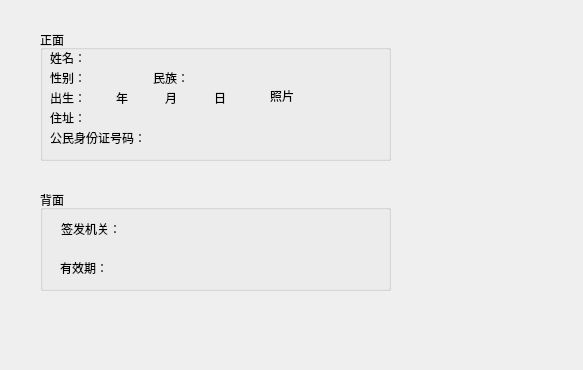
Old version of the form untitled/main_ui.ui in the repository jackchen154/qt_project.
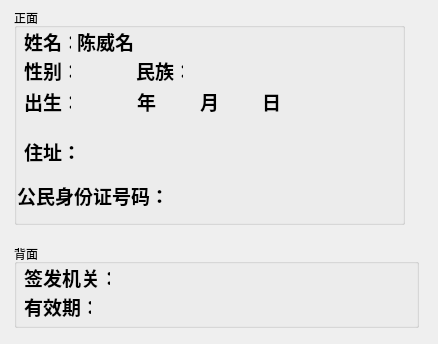
New version of the form.

The edit to the form file:
```diff
--- a/untitled/main_ui.ui
+++ b/untitled/main_ui.ui
@@ -6,8 +6,8 @@
    <rect>
     <x>0</x>
     <y>0</y>
-    <width>583</width>
-    <height>370</height>
+    <width>438</width>
+    <height>344</height>
    </rect>
   </property>
   <property name="windowTitle">
@@ -16,53 +16,53 @@
   <widget class="QGroupBox" name="groupBox">
    <property name="geometry">
     <rect>
-     <x>40</x>
-     <y>190</y>
-     <width>351</width>
-     <height>101</height>
+     <x>14</x>
+     <y>244</y>
+     <width>405</width>
+     <height>84</height>
     </rect>
    </property>
+   <property name="minimumSize">
+    <size>
+     <width>307</width>
+     <height>0</height>
+    </size>
+   </property>
    <property name="title">
     <string>背面</string>
    </property>
    <widget class="QWidget" name="">
     <property name="geometry">
      <rect>
-      <x>20</x>
-      <y>70</y>
-      <width>141</width>
-      <height>16</height>
-     </rect>
-    </property>
-    <layout class="QHBoxLayout" name="horizontalLayout_7">
-     <item>
-      <widget class="QLabel" name="label_11">
-       <property name="text">
-        <string>有效期：</string>
-       </property>
-      </widget>
-     </item>
-     <item>
-      <widget class="QLabel" name="idyouxiaoqi">
-       <property name="text">
-        <string/>
-       </property>
-      </widget>
-     </item>
-    </layout>
-   </widget>
-   <widget class="QWidget" name="">
-    <property name="geometry">
-     <rect>
-      <x>21</x>
-      <y>31</y>
-      <width>151</width>
-      <height>16</height>
+      <x>10</x>
+      <y>22</y>
+      <width>287</width>
+      <height>23</height>
      </rect>
     </property>
     <layout class="QHBoxLayout" name="horizontalLayout_6">
      <item>
       <widget class="QLabel" name="label_10">
+       <property name="minimumSize">
+        <size>
+         <width>86</width>
+         <height>21</height>
+        </size>
+       </property>
+       <property name="maximumSize">
+        <size>
+         <width>86</width>
+         <height>21</height>
+        </size>
+       </property>
+       <property name="font">
+        <font>
+         <family>Aharoni</family>
+         <pointsize>14</pointsize>
+         <weight>75</weight>
+         <bold>true</bold>
+        </font>
+       </property>
        <property name="text">
         <string>签发机关：</string>
        </property>
@@ -70,6 +70,20 @@
      </item>
      <item>
       <widget class="QLabel" name="idjiguan">
+       <property name="minimumSize">
+        <size>
+         <width>193</width>
+         <height>0</height>
+        </size>
+       </property>
+       <property name="font">
+        <font>
+         <family>Aharoni</family>
+         <pointsize>14</pointsize>
+         <weight>75</weight>
+         <bold>true</bold>
+        </font>
+       </property>
        <property name="text">
         <string/>
        </property>
@@ -77,36 +91,343 @@
      </item>
     </layout>
    </widget>
-   <zorder></zorder>
-   <zorder></zorder>
-   <zorder>verticalSpacer_2</zorder>
-   <zorder>verticalSpacer_2</zorder>
-   <zorder>groupBox_2</zorder>
+   <widget class="QWidget" name="">
+    <property name="geometry">
+     <rect>
+      <x>10</x>
+      <y>51</y>
+      <width>318</width>
+      <height>23</height>
+     </rect>
+    </property>
+    <layout class="QHBoxLayout" name="horizontalLayout_7">
+     <item>
+      <widget class="QLabel" name="label_11">
+       <property name="maximumSize">
+        <size>
+         <width>67</width>
+         <height>16777215</height>
+        </size>
+       </property>
+       <property name="font">
+        <font>
+         <family>Aharoni</family>
+         <pointsize>14</pointsize>
+         <weight>75</weight>
+         <bold>true</bold>
+        </font>
+       </property>
+       <property name="text">
+        <string>有效期：</string>
+       </property>
+      </widget>
+     </item>
+     <item>
+      <widget class="QLabel" name="idyouxiaoqi">
+       <property name="maximumSize">
+        <size>
+         <width>243</width>
+         <height>16777215</height>
+        </size>
+       </property>
+       <property name="font">
+        <font>
+         <family>Aharoni</family>
+         <pointsize>14</pointsize>
+         <weight>75</weight>
+         <bold>true</bold>
+        </font>
+       </property>
+       <property name="text">
+        <string/>
+       </property>
+      </widget>
+     </item>
+    </layout>
+   </widget>
+   <zorder>layoutWidget</zorder>
+   <zorder>layoutWidget</zorder>
+   <zorder>idphoto</zorder>
   </widget>
   <widget class="QGroupBox" name="groupBox_2">
    <property name="geometry">
     <rect>
-     <x>40</x>
-     <y>30</y>
-     <width>351</width>
-     <height>131</height>
+     <x>14</x>
+     <y>8</y>
+     <width>391</width>
+     <height>217</height>
     </rect>
    </property>
    <property name="title">
     <string>正面</string>
    </property>
+   <widget class="QLabel" name="idphoto">
+    <property name="geometry">
+     <rect>
+      <x>279</x>
+      <y>35</y>
+      <width>102</width>
+      <height>126</height>
+     </rect>
+    </property>
+    <property name="minimumSize">
+     <size>
+      <width>102</width>
+      <height>126</height>
+     </size>
+    </property>
+    <property name="maximumSize">
+     <size>
+      <width>102</width>
+      <height>126</height>
+     </size>
+    </property>
+    <property name="font">
+     <font>
+      <family>Aharoni</family>
+      <pointsize>14</pointsize>
+      <weight>75</weight>
+      <bold>true</bold>
+     </font>
+    </property>
+    <property name="text">
+     <string/>
+    </property>
+   </widget>
+   <widget class="QLabel" name="ididmun">
+    <property name="geometry">
+     <rect>
+      <x>168</x>
+      <y>178</y>
+      <width>203</width>
+      <height>25</height>
+     </rect>
+    </property>
+    <property name="minimumSize">
+     <size>
+      <width>203</width>
+      <height>25</height>
+     </size>
+    </property>
+    <property name="maximumSize">
+     <size>
+      <width>203</width>
+      <height>0</height>
+     </size>
+    </property>
+    <property name="font">
+     <font>
+      <family>Yu Gothic</family>
+      <pointsize>14</pointsize>
+      <weight>75</weight>
+      <bold>true</bold>
+     </font>
+    </property>
+    <property name="text">
+     <string/>
+    </property>
+   </widget>
    <widget class="QWidget" name="">
     <property name="geometry">
      <rect>
       <x>10</x>
-      <y>60</y>
-      <width>182</width>
-      <height>16</height>
+      <y>22</y>
+      <width>168</width>
+      <height>23</height>
+     </rect>
+    </property>
+    <layout class="QHBoxLayout" name="horizontalLayout">
+     <item>
+      <widget class="QLabel" name="label">
+       <property name="maximumSize">
+        <size>
+         <width>47</width>
+         <height>16777215</height>
+        </size>
+       </property>
+       <property name="font">
+        <font>
+         <family>Aharoni</family>
+         <pointsize>14</pointsize>
+         <weight>75</weight>
+         <bold>true</bold>
+        </font>
+       </property>
+       <property name="text">
+        <string>姓名：</string>
+       </property>
+      </widget>
+     </item>
+     <item>
+      <widget class="QLabel" name="idname">
+       <property name="minimumSize">
+        <size>
+         <width>113</width>
+         <height>0</height>
+        </size>
+       </property>
+       <property name="font">
+        <font>
+         <family>Aharoni</family>
+         <pointsize>14</pointsize>
+         <weight>75</weight>
+         <bold>true</bold>
+        </font>
+       </property>
+       <property name="text">
+        <string>陈威名</string>
+       </property>
+      </widget>
+     </item>
+    </layout>
+   </widget>
+   <widget class="QWidget" name="">
+    <property name="geometry">
+     <rect>
+      <x>10</x>
+      <y>51</y>
+      <width>251</width>
+      <height>23</height>
+     </rect>
+    </property>
+    <layout class="QHBoxLayout" name="horizontalLayout_2">
+     <item>
+      <widget class="QLabel" name="label_2">
+       <property name="maximumSize">
+        <size>
+         <width>47</width>
+         <height>16777215</height>
+        </size>
+       </property>
+       <property name="font">
+        <font>
+         <family>Aharoni</family>
+         <pointsize>14</pointsize>
+         <weight>75</weight>
+         <bold>true</bold>
+        </font>
+       </property>
+       <property name="text">
+        <string>性别：</string>
+       </property>
+      </widget>
+     </item>
+     <item>
+      <widget class="QLabel" name="idsex">
+       <property name="minimumSize">
+        <size>
+         <width>27</width>
+         <height>0</height>
+        </size>
+       </property>
+       <property name="maximumSize">
+        <size>
+         <width>27</width>
+         <height>16777215</height>
+        </size>
+       </property>
+       <property name="font">
+        <font>
+         <family>Aharoni</family>
+         <pointsize>14</pointsize>
+         <weight>75</weight>
+         <bold>true</bold>
+        </font>
+       </property>
+       <property name="text">
+        <string/>
+       </property>
+      </widget>
+     </item>
+     <item>
+      <spacer name="horizontalSpacer">
+       <property name="orientation">
+        <enum>Qt::Horizontal</enum>
+       </property>
+       <property name="sizeHint" stdset="0">
+        <size>
+         <width>18</width>
+         <height>20</height>
+        </size>
+       </property>
+      </spacer>
+     </item>
+     <item>
+      <widget class="QLabel" name="label_3">
+       <property name="maximumSize">
+        <size>
+         <width>47</width>
+         <height>16777215</height>
+        </size>
+       </property>
+       <property name="font">
+        <font>
+         <family>Aharoni</family>
+         <pointsize>14</pointsize>
+         <weight>75</weight>
+         <bold>true</bold>
+        </font>
+       </property>
+       <property name="text">
+        <string>民族：</string>
+       </property>
+      </widget>
+     </item>
+     <item>
+      <widget class="QLabel" name="idmin_zu">
+       <property name="minimumSize">
+        <size>
+         <width>86</width>
+         <height>0</height>
+        </size>
+       </property>
+       <property name="maximumSize">
+        <size>
+         <width>86</width>
+         <height>16777215</height>
+        </size>
+       </property>
+       <property name="font">
+        <font>
+         <family>Aharoni</family>
+         <pointsize>14</pointsize>
+         <weight>75</weight>
+         <bold>true</bold>
+        </font>
+       </property>
+       <property name="text">
+        <string/>
+       </property>
+      </widget>
+     </item>
+    </layout>
+   </widget>
+   <widget class="QWidget" name="">
+    <property name="geometry">
+     <rect>
+      <x>10</x>
+      <y>80</y>
+      <width>262</width>
+      <height>27</height>
      </rect>
     </property>
     <layout class="QHBoxLayout" name="horizontalLayout_3">
      <item>
       <widget class="QLabel" name="label_4">
+       <property name="maximumSize">
+        <size>
+         <width>47</width>
+         <height>16777215</height>
+        </size>
+       </property>
+       <property name="font">
+        <font>
+         <family>Aharoni</family>
+         <pointsize>14</pointsize>
+         <weight>75</weight>
+         <bold>true</bold>
+        </font>
+       </property>
        <property name="text">
         <string>出生：</string>
        </property>
@@ -114,6 +435,26 @@
      </item>
      <item>
       <widget class="QLabel" name="idyear">
+       <property name="minimumSize">
+        <size>
+         <width>54</width>
+         <height>0</height>
+        </size>
+       </property>
+       <property name="maximumSize">
+        <size>
+         <width>54</width>
+         <height>16777215</height>
+        </size>
+       </property>
+       <property name="font">
+        <font>
+         <family>Yu Gothic</family>
+         <pointsize>14</pointsize>
+         <weight>75</weight>
+         <bold>true</bold>
+        </font>
+       </property>
        <property name="text">
         <string/>
        </property>
@@ -121,6 +462,20 @@
      </item>
      <item>
       <widget class="QLabel" name="label_5">
+       <property name="minimumSize">
+        <size>
+         <width>17</width>
+         <height>21</height>
+        </size>
+       </property>
+       <property name="font">
+        <font>
+         <family>Aharoni</family>
+         <pointsize>14</pointsize>
+         <weight>75</weight>
+         <bold>true</bold>
+        </font>
+       </property>
        <property name="text">
         <string>年</string>
        </property>
@@ -128,6 +483,20 @@
      </item>
      <item>
       <widget class="QLabel" name="idmonth">
+       <property name="minimumSize">
+        <size>
+         <width>27</width>
+         <height>21</height>
+        </size>
+       </property>
+       <property name="font">
+        <font>
+         <family>Yu Gothic</family>
+         <pointsize>14</pointsize>
+         <weight>75</weight>
+         <bold>true</bold>
+        </font>
+       </property>
        <property name="text">
         <string/>
        </property>
@@ -135,6 +504,20 @@
      </item>
      <item>
       <widget class="QLabel" name="label_6">
+       <property name="minimumSize">
+        <size>
+         <width>23</width>
+         <height>21</height>
+        </size>
+       </property>
+       <property name="font">
+        <font>
+         <family>Aharoni</family>
+         <pointsize>14</pointsize>
+         <weight>75</weight>
+         <bold>true</bold>
+        </font>
+       </property>
        <property name="text">
         <string>月</string>
        </property>
@@ -142,6 +525,20 @@
      </item>
      <item>
       <widget class="QLabel" name="idday">
+       <property name="minimumSize">
+        <size>
+         <width>27</width>
+         <height>21</height>
+        </size>
+       </property>
+       <property name="font">
+        <font>
+         <family>Yu Gothic</family>
+         <pointsize>14</pointsize>
+         <weight>75</weight>
+         <bold>true</bold>
+        </font>
+       </property>
        <property name="text">
         <string/>
        </property>
@@ -149,6 +546,20 @@
      </item>
      <item>
       <widget class="QLabel" name="label_7">
+       <property name="minimumSize">
+        <size>
+         <width>23</width>
+         <height>21</height>
+        </size>
+       </property>
+       <property name="font">
+        <font>
+         <family>Aharoni</family>
+         <pointsize>14</pointsize>
+         <weight>75</weight>
+         <bold>true</bold>
+        </font>
+       </property>
        <property name="text">
         <string>日</string>
        </property>
@@ -160,40 +571,28 @@
     <property name="geometry">
      <rect>
       <x>10</x>
-      <y>20</y>
-      <width>98</width>
-      <height>16</height>
+      <y>113</y>
+      <width>258</width>
+      <height>61</height>
      </rect>
     </property>
-    <layout class="QHBoxLayout" name="horizontalLayout">
-     <item>
-      <widget class="QLabel" name="label">
-       <property name="text">
-        <string>姓名：</string>
-       </property>
-      </widget>
-     </item>
-     <item>
-      <widget class="QLabel" name="idname">
-       <property name="text">
-        <string/>
-       </property>
-      </widget>
-     </item>
-    </layout>
-   </widget>
-   <widget class="QWidget" name="">
-    <property name="geometry">
-     <rect>
-      <x>10</x>
-      <y>80</y>
-      <width>98</width>
-      <height>16</height>
-     </rect>
-    </property>
-    <layout class="QHBoxLayout" name="horizontalLayout_4">
+    <layout class="QHBoxLayout" name="horizontalLayout_5">
      <item>
       <widget class="QLabel" name="label_8">
+       <property name="maximumSize">
+        <size>
+         <width>57</width>
+         <height>16777215</height>
+        </size>
+       </property>
+       <property name="font">
+        <font>
+         <family>Aharoni</family>
+         <pointsize>14</pointsize>
+         <weight>75</weight>
+         <bold>true</bold>
+        </font>
+       </property>
        <property name="text">
         <string>住址：</string>
        </property>
@@ -201,90 +600,61 @@
      </item>
      <item>
       <widget class="QLabel" name="idaddress">
-       <property name="text">
-        <string/>
+       <property name="minimumSize">
+        <size>
+         <width>193</width>
+         <height>59</height>
+        </size>
        </property>
-      </widget>
-     </item>
-    </layout>
-   </widget>
-   <widget class="QWidget" name="">
-    <property name="geometry">
-     <rect>
-      <x>10</x>
-      <y>100</y>
-      <width>158</width>
-      <height>16</height>
-     </rect>
-    </property>
-    <layout class="QHBoxLayout" name="horizontalLayout_5">
-     <item>
-      <widget class="QLabel" name="label_9">
-       <property name="text">
-        <string>公民身份证号码：</string>
+       <property name="font">
+        <font>
+         <family>Aharoni</family>
+         <pointsize>14</pointsize>
+         <weight>75</weight>
+         <bold>true</bold>
+        </font>
        </property>
-      </widget>
-     </item>
-     <item>
-      <widget class="QLabel" name="ididmun">
        <property name="text">
         <string/>
        </property>
-      </widget>
-     </item>
-    </layout>
-   </widget>
-   <widget class="QWidget" name="">
-    <property name="geometry">
-     <rect>
-      <x>10</x>
-      <y>40</y>
-      <width>200</width>
-      <height>16</height>
-     </rect>
-    </property>
-    <layout class="QHBoxLayout" name="horizontalLayout_2">
-     <item>
-      <widget class="QLabel" name="label_2">
-       <property name="text">
-        <string>性别：</string>
+       <property name="wordWrap">
+        <bool>true</bool>
        </property>
       </widget>
      </item>
-     <item>
-      <widget class="QLabel" name="idsex">
-       <property name="text">
-        <string/>
-       </property>
-      </widget>
-     </item>
-     <item>
-      <widget class="QLabel" name="label_3">
-       <property name="text">
-        <string>民族：</string>
-       </property>
-      </widget>
-     </item>
-     <item>
-      <widget class="QLabel" name="idmin_zu">
-       <property name="text">
-        <string/>
-       </property>
-      </widget>
-     </item>
     </layout>
    </widget>
-   <widget class="QLabel" name="idphoto">
+   <widget class="QLabel" name="label_9">
     <property name="geometry">
      <rect>
-      <x>230</x>
-      <y>10</y>
-      <width>101</width>
-      <height>111</height>
+      <x>3</x>
+      <y>177</y>
+      <width>160</width>
+      <height>21</height>
      </rect>
     </property>
+    <property name="minimumSize">
+     <size>
+      <width>147</width>
+      <height>0</height>
+     </size>
+    </property>
+    <property name="maximumSize">
+     <size>
+      <width>195</width>
+      <height>16777215</height>
+     </size>
+    </property>
+    <property name="font">
+     <font>
+      <family>Aharoni</family>
+      <pointsize>14</pointsize>
+      <weight>75</weight>
+      <bold>true</bold>
+     </font>
+    </property>
     <property name="text">
-     <string>照片</string>
+     <string>公民身份证号码：</string>
     </property>
    </widget>
   </widget>
```
